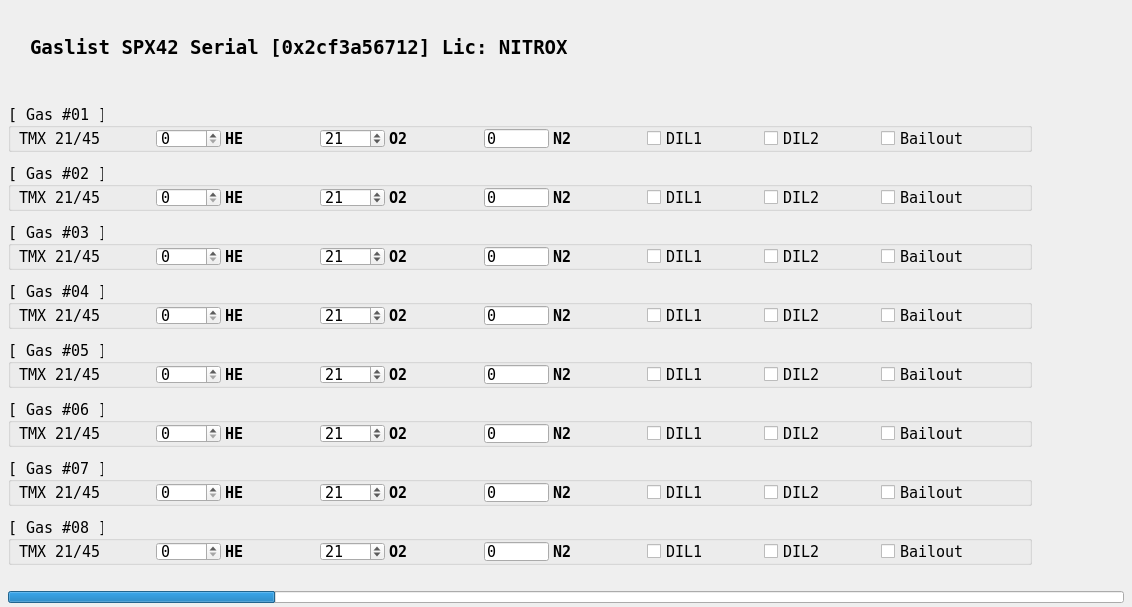
Old version of the form src/ui/gasFragment.ui in the repository dmarc0001/spx42Control.
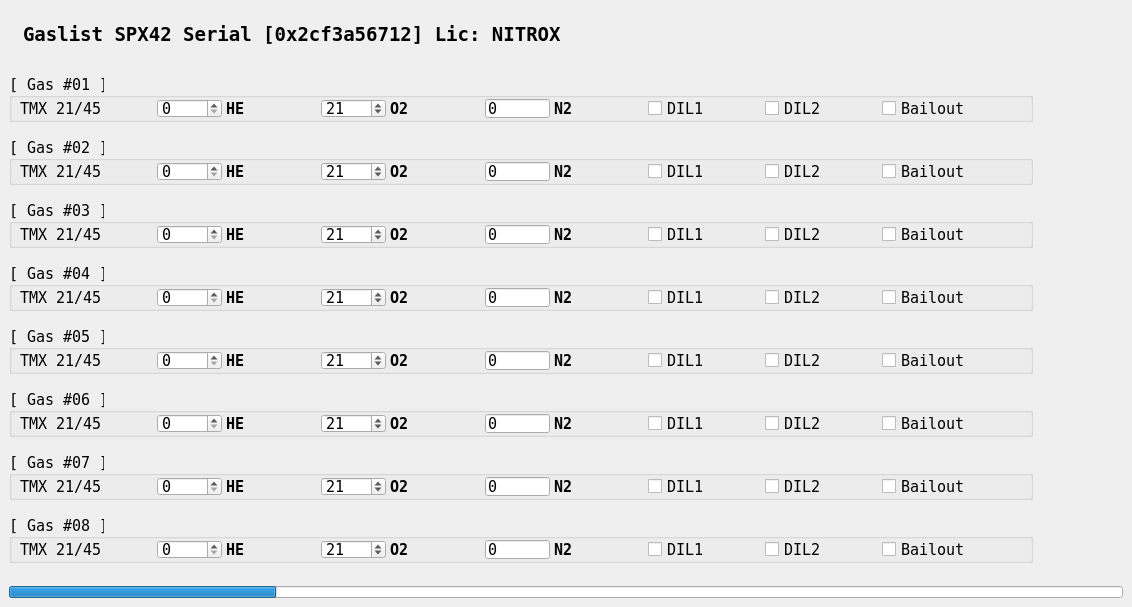
New version of the form.

```diff
--- a/src/ui/gasFragment.ui
+++ b/src/ui/gasFragment.ui
@@ -24,19 +24,19 @@
   </property>
   <layout class="QVBoxLayout" name="verticalLayout">
    <property name="spacing">
-    <number>15</number>
+    <number>6</number>
    </property>
    <property name="leftMargin">
-    <number>8</number>
+    <number>9</number>
    </property>
    <property name="topMargin">
-    <number>4</number>
+    <number>9</number>
    </property>
    <property name="rightMargin">
-    <number>8</number>
+    <number>9</number>
    </property>
    <property name="bottomMargin">
-    <number>4</number>
+    <number>9</number>
    </property>
    <item>
     <widget class="QWidget" name="HeaderWidget" native="true">
@@ -49,21 +49,24 @@
      <property name="maximumSize">
       <size>
        <width>1024</width>
-       <height>80</height>
+       <height>50</height>
       </size>
      </property>
      <layout class="QHBoxLayout" name="horizontalLayout_01">
+      <property name="spacing">
+       <number>0</number>
+      </property>
       <property name="leftMargin">
-       <number>8</number>
+       <number>0</number>
       </property>
       <property name="topMargin">
-       <number>15</number>
+       <number>0</number>
       </property>
       <property name="rightMargin">
-       <number>8</number>
+       <number>0</number>
       </property>
       <property name="bottomMargin">
-       <number>8</number>
+       <number>0</number>
       </property>
       <item>
        <spacer name="horizontalSpacer">
```
Left out of the diff: 175 changed lines with no effect on the pictures.
